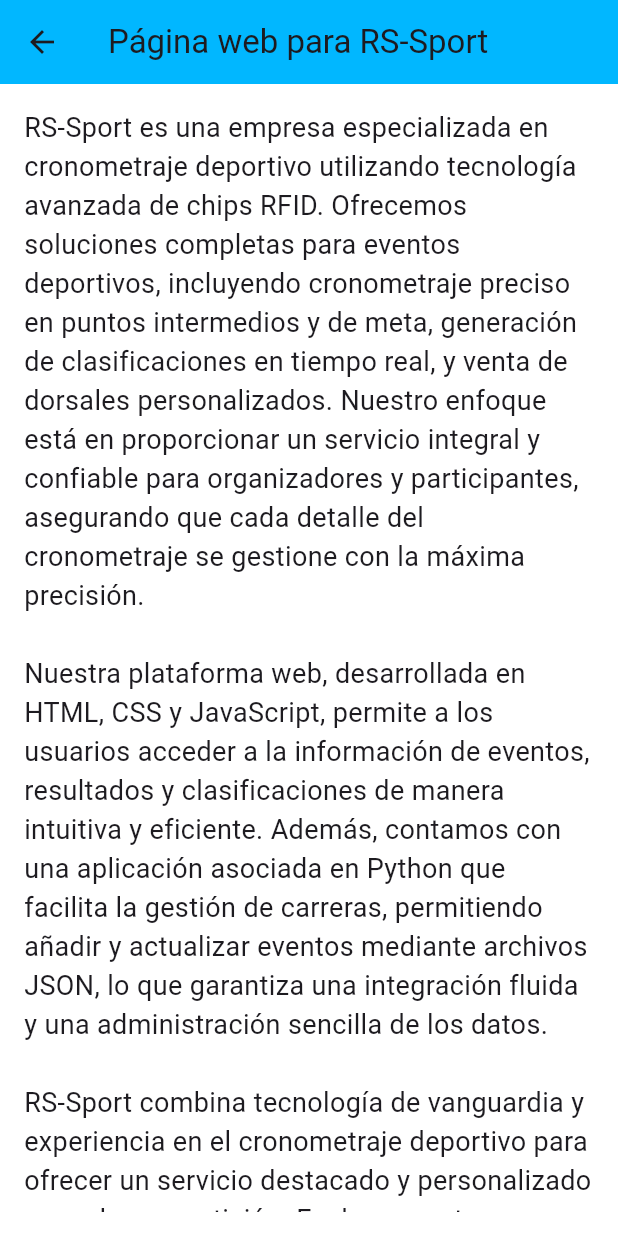
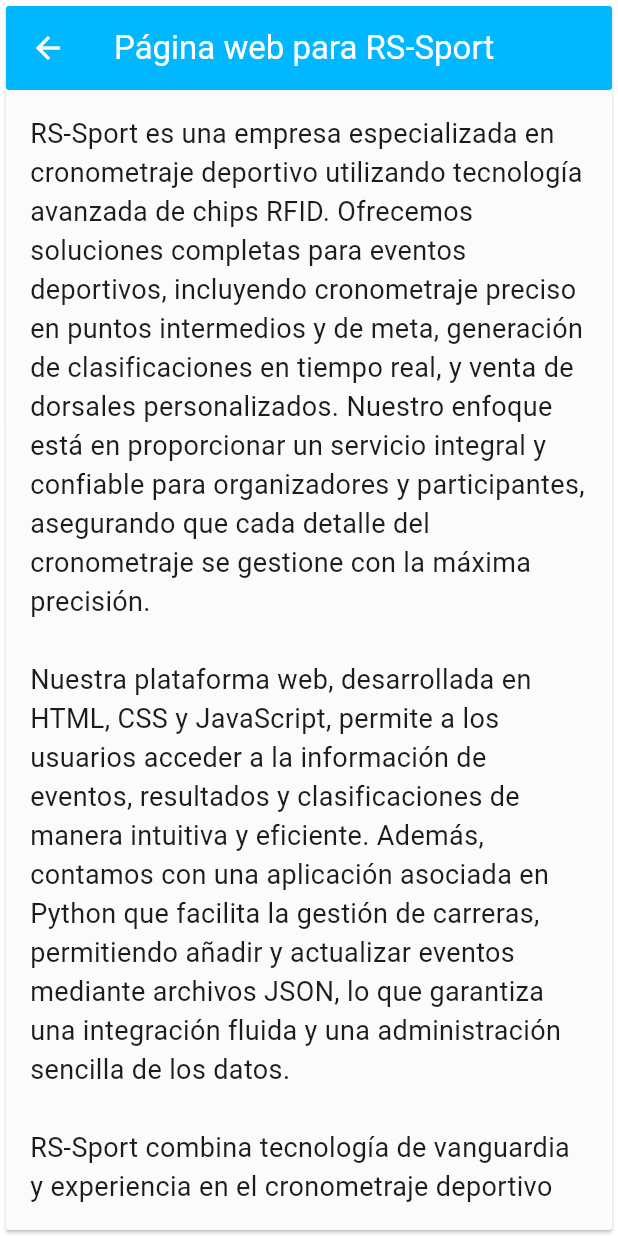
Before and after one commit to raulvsh/raulvsh.github.io, a Flutter app: the RSSportDetailScreen screen opened by its route, on a phone screen of 412 x 824 dp. Run offline on Flutter 3.47's test engine with Material 3 defaults, Android fonts, the phone set to English and light mode, and no system bars; our stand-ins replace cloud_firestore, firebase_core; accounts and stored records are empty.

Commit message:
style: added Appcolors refactor: changed Containers for SizedBox style: transparent background for arvelgps, crypto, rsssport, hepapp and solucioneshosteleras detail screens

```diff
--- a/lib/main.dart
+++ b/lib/main.dart
@@ -8,7 +8,7 @@ void main() async {
   // Asegúrate de que cualquier inicialización asíncrona esté completa antes de runApp.
   WidgetsFlutterBinding.ensureInitialized();
 
-  // Descomenta y usa este bloque para inicializar Firebase antes de ejecutar la aplicación.
+  // Inicializa Firebase antes de ejecutar la aplicación.
   try {
     await Firebase.initializeApp(
       options: DefaultFirebaseOptions.currentPlatform,
--- a/lib/screens/curriculum_screen.dart
+++ b/lib/screens/curriculum_screen.dart
@@ -20,7 +20,7 @@ class CurriculumScreen extends StatelessWidget {
       //padding: AppPaddings.screenPadding,
       //width: double.infinity,
       child: (Card(
-        color: AppCardStyles.transparentCardBackground,
+        color: AppColors.transparentCardBackground,
         shape: AppCardStyles.roundedRectangleBorder2,
         child: Padding(
           padding: AppPaddings.cardPadding,
--- a/lib/screens/home_screen.dart
+++ b/lib/screens/home_screen.dart
@@ -6,12 +6,12 @@ class HomeScreen extends StatelessWidget {
 
   @override
   Widget build(BuildContext context) {
-    return Container(
+    return SizedBox(
       //padding: AppPaddings.screenPadding,
       width: double.infinity,
       //color: Colors.red,
       child: Card(
-          color: AppCardStyles.transparentCardBackground,
+          color: AppColors.transparentCardBackground,
           shape: AppCardStyles.roundedRectangleBorder2,
           child: const Padding(
             padding: AppPaddings.cardPadding,
--- a/lib/screens/portfolio/rssport_detail_screen.dart
+++ b/lib/screens/portfolio/rssport_detail_screen.dart
@@ -8,15 +8,21 @@ class RSSportDetailScreen extends StatelessWidget {
 
   @override
   Widget build(BuildContext context) {
-    return Scaffold(
-      backgroundColor: AppCardStyles.transparentCardBackground,
-      appBar: AppBar(
-        backgroundColor: const Color.fromRGBO(1, 183, 255, 1.0),
-        title: const Text('Página web para RS-Sport'),
-      ),
-      body: const Padding(
-        padding: EdgeInsets.all(16.0),
-        child: Text('''
+    return Card(
+      color: AppColors.transparentCardBackground,
+      shape: AppCardStyles.roundedRectangleBorder2,
+      child: Scaffold(
+        backgroundColor: Colors.transparent,
+        appBar: AppBar(
+          shape: AppCardStyles.roundedRectangleBorder2,
+          backgroundColor: const Color.fromRGBO(1, 183, 255, 1.0),
+          foregroundColor: Colors.white,
+          title: const Text('Página web para RS-Sport'),
+        ),
+        body: Container(
+          padding: const EdgeInsets.all(16.0),
+          child: const Text(
+            '''
 RS-Sport es una empresa especializada en cronometraje deportivo utilizando tecnología avanzada de chips RFID. Ofrecemos soluciones completas para eventos deportivos, incluyendo cronometraje preciso en puntos intermedios y de meta, generación de clasificaciones en tiempo real, y venta de dorsales personalizados. Nuestro enfoque está en proporcionar un servicio integral y confiable para organizadores y participantes, asegurando que cada detalle del cronometraje se gestione con la máxima precisión.
 
 Nuestra plataforma web, desarrollada en HTML, CSS y JavaScript, permite a los usuarios acceder a la información de eventos, resultados y clasificaciones de manera intuitiva y eficiente. Además, contamos con una aplicación asociada en Python que facilita la gestión de carreras, permitiendo añadir y actualizar eventos mediante archivos JSON, lo que garantiza una integración fluida y una administración sencilla de los datos.
@@ -25,7 +31,8 @@ RS-Sport combina tecnología de vanguardia y experiencia en el cronometraje depo
 
 
 Descubra más sobre cómo RS-Sport puede llevar su cronometraje deportivo al siguiente nivel.''',
-          style: TextStyle(fontSize: 18.0),
+            style: TextStyle(fontSize: 18.0),
+          ),
         ),
       ),
     );
--- a/lib/screens/portfolio_screen.dart
+++ b/lib/screens/portfolio_screen.dart
@@ -223,7 +223,7 @@ class PortfolioScreen extends StatelessWidget {
 
         switch (settings.name) {
           case '/':
-            builder = (BuildContext _) => PortfolioHomeScreen();
+            builder = (BuildContext _) => const PortfolioHomeScreen();
             break;
           case '/hepapp':
             builder = (BuildContext _) => const HepAppDetailScreen();
@@ -260,6 +260,7 @@ class PortfolioHomeScreen extends StatelessWidget {
     return GridView(
       //padding: const EdgeInsets.all(20.0),
       //padding: AppCardStyles.homeCardPadding,
+
 
       gridDelegate: const SliverGridDelegateWithFixedCrossAxisCount(
         crossAxisCount: 2, // Número de columnas en la cuadrícula
--- a/lib/styles.dart
+++ b/lib/styles.dart
@@ -12,8 +12,7 @@ class AppCardStyles {
 //            EdgeInsets.symmetric(vertical: 30.0, horizontal: 40.0);
 
 
-  static const Color transparentCardBackground =
-       Color.fromARGB(235, 255, 255, 255);
+
 
   // Define el estilo de la Card
   /*static Card getHomeCardStyle(Widget child) {
@@ -31,7 +30,11 @@ class AppCardStyles {
   }*/
 }
 
-class AppColors {}
+class AppColors {
+  static const Color transparentCardBackground =
+       Color.fromARGB(240, 255, 255, 255);
+
+}
 
 class AppPaddings {
   //static const screenPadding = EdgeInsets.fromLTRB(0, 0, 0, 0);
--- a/lib/widgets/grid_tile_widget.dart
+++ b/lib/widgets/grid_tile_widget.dart
@@ -17,10 +17,10 @@ class GridTileWidget extends StatefulWidget {
   });
 
   @override
-  _GridTileWidgetState createState() => _GridTileWidgetState();
+  GridTileWidgetState createState() => GridTileWidgetState();
 }
 
-class _GridTileWidgetState extends State<GridTileWidget> {
+class GridTileWidgetState extends State<GridTileWidget> {
   bool _isHovered = false;
 
   @override
@@ -44,7 +44,7 @@ class _GridTileWidgetState extends State<GridTileWidget> {
         child: Card(
           color: _isHovered
               ? Colors.white
-              : AppCardStyles.transparentCardBackground, // Color en hover y sin hover
+              : AppColors.transparentCardBackground, // Color en hover y sin hover
           shape: AppCardStyles.roundedRectangleBorder2,
 
           child: Column(
```
Also changed, not shown: lib/screens/books_main_screen.dart (+5 -5 lines), lib/screens/portfolio/arvel_gps_detail_screen.dart (+12 -6 lines), lib/screens/portfolio/crypto_detail_screen.dart (+10 -7 lines), lib/screens/portfolio/hepapp_detail_sceen.dart (+10 -10 lines), lib/screens/portfolio/solucioneshosteleras_detail_screen.dart (+12 -5 lines).
